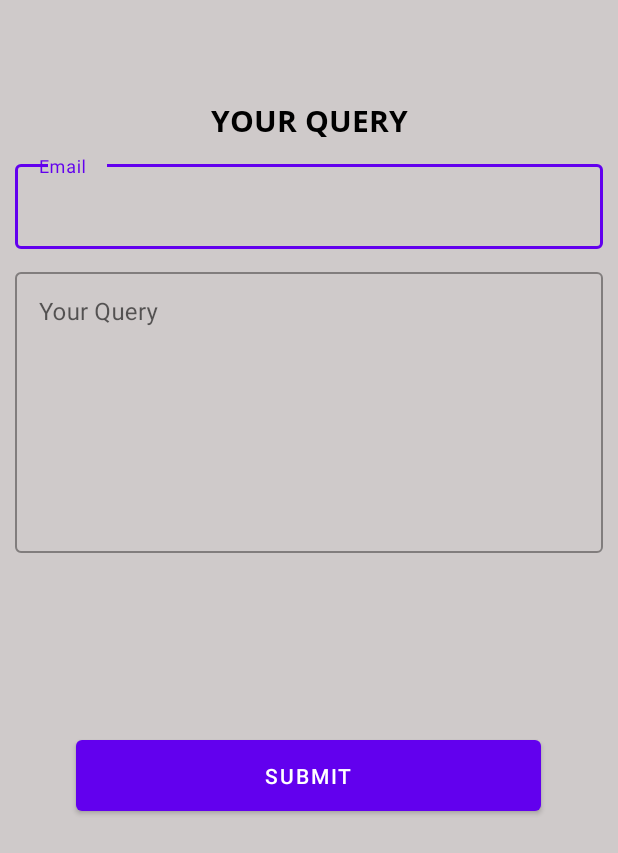
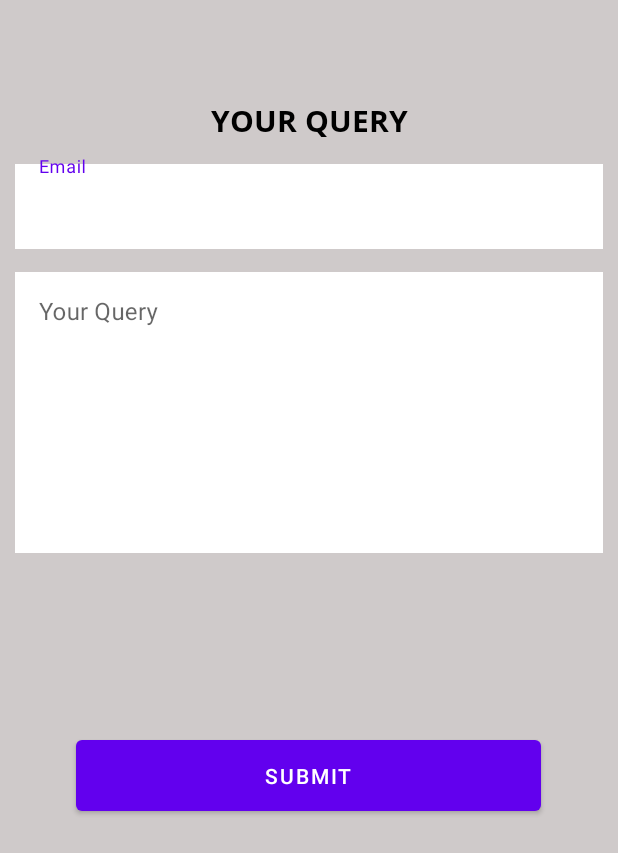
Before and after one commit to SparkMatrixTechnology/CampusRider_Customer, an Android app: the fragment ComplainFragment shown on its own in the app's theme, on a phone screen of 412 x 824 dp. Shown: the top 853 px of the screen. Run offline under Robolectric (Android 15) with nearby library versions, the phone set to English and light mode, and no system bars; our stand-ins replace Volley; network calls fail.

Commit message:
5th commit

```diff
--- a/app/src/main/java/com/example/campusrider_customer/Food/MainActivity.java
+++ b/app/src/main/java/com/example/campusrider_customer/Food/MainActivity.java
@@ -157,7 +157,7 @@ public class MainActivity extends AppCompatActivity {
         // Passing each menu ID as a set of Ids because each
         // menu should be considered as top level destinations.
         mAppBarConfiguration = new AppBarConfiguration.Builder(
-                R.id.nav_food_delivery,R.id.nav_my_order,R.id.nav_help)
+                R.id.nav_food_delivery,R.id.nav_my_order,R.id.nav_help,R.id.nav_complain)
                 .setOpenableLayout(drawer)
                 .build();
         NavController navController = Navigation.findNavController(this, R.id.nav_host_fragment_content_main);
--- a/app/src/main/java/com/example/campusrider_customer/Grocery/GroceryMainActivity.java
+++ b/app/src/main/java/com/example/campusrider_customer/Grocery/GroceryMainActivity.java
@@ -157,7 +157,7 @@ public class GroceryMainActivity extends AppCompatActivity {
         // Passing each menu ID as a set of Ids because each
         // menu should be considered as top level destinations.
         mAppBarConfiguration = new AppBarConfiguration.Builder(
-                R.id.nav_home, R.id.nav_pantry,R.id.nav_order,R.id.nav_help)
+                R.id.nav_home, R.id.nav_pantry,R.id.nav_order,R.id.nav_help,R.id.nav_complain)
                 .setOpenableLayout(drawer)
                 .build();
         NavController navController = Navigation.findNavController(this, R.id.nav_host_fragment_content_grocery_main);
--- a/app/src/main/res/layout/fragment_complain.xml
+++ b/app/src/main/res/layout/fragment_complain.xml
@@ -45,7 +45,8 @@
                 android:layout_marginTop="36dp"
                 android:inputType="textEmailAddress"
                 android:hint="Email"
-
+                android:textColor="@color/black"
+                android:background="@color/white"
                 app:hintTextColor="@color/black"
                 android:layout_margin="10dp"
                  />
@@ -69,9 +70,11 @@
                 android:layout_margin="10dp"
                 android:layout_marginTop="36dp"
                 android:gravity="top"
+                android:background="@color/white"
                 android:hint="Your Query"
                 android:inputType="textMultiLine"
                 android:lines="8"
+                android:textColor="@color/black"
                 android:overScrollMode="always"
                 android:scrollbarStyle="insideInset"
                 android:scrollbars="vertical"
--- a/app/src/main/res/navigation/mobile_navigation.xml
+++ b/app/src/main/res/navigation/mobile_navigation.xml
@@ -22,9 +22,9 @@
         android:label="@string/help_center"
         tools:layout="@layout/fragment_food_help" />
     <fragment
-        android:id="@+id/complainFragment"
+        android:id="@+id/nav_complain"
         android:name="com.example.campusrider_customer.ComplainFragment"
-        android:label="fragment_complain"
+        android:label="Query"
         tools:layout="@layout/fragment_complain" />
 
 </navigation>
--- a/app/src/main/res/navigation/mobile_navigation2.xml
+++ b/app/src/main/res/navigation/mobile_navigation2.xml
@@ -28,8 +28,8 @@
         android:label="@string/my_order"
         tools:layout="@layout/fragment_order" />
     <fragment
-        android:id="@+id/complainFragment"
+        android:id="@+id/nav_complain"
         android:name="com.example.campusrider_customer.ComplainFragment"
-        android:label="fragment_complain"
+        android:label="Query"
         tools:layout="@layout/fragment_complain" />
 </navigation>
```
